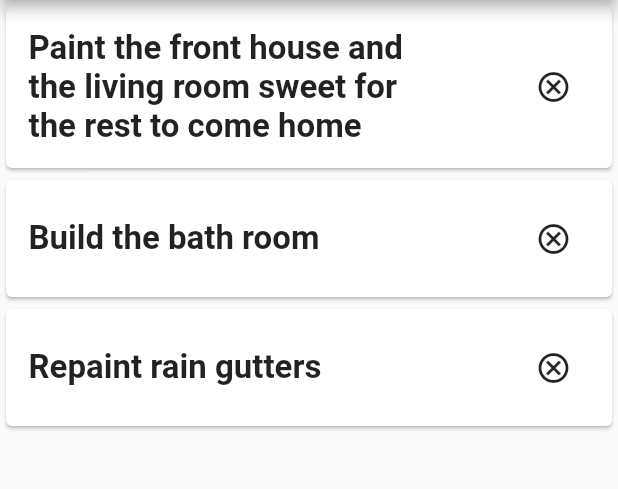
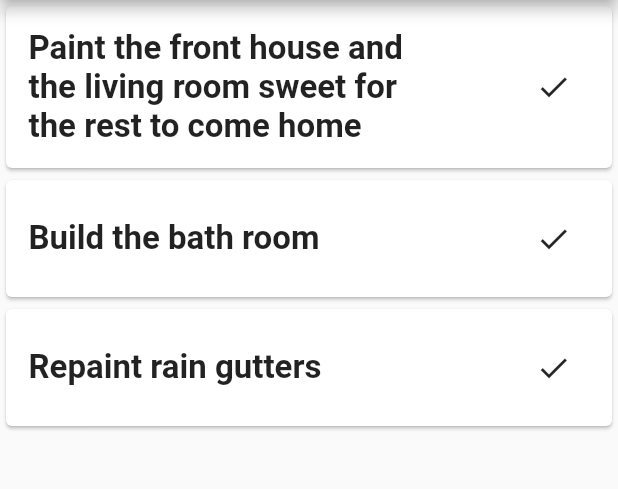
Before and after one commit to kzjstudio/remeber_todo, a Flutter app: the screen it shows after launch, on a phone screen of 412 x 824 dp, the part 84-573 px from its top. Run offline on Flutter 3.47's test engine with Material 2 defaults, Android fonts, the light colour scheme and no system bars.

Commit message:
updated with everything working

```diff
--- a/lib/main.dart
+++ b/lib/main.dart
@@ -81,7 +81,14 @@ class _MyHomePageState extends State<MyHomePage> {
       appBar: AppBar(
         title: const Text("Things To-Do"),
       ),
-      body: SingleChildScrollView(
+      body: thingsToDo.isEmpty
+          ? const Center(
+              child: Text(
+                "Please add somthing to remember!",
+                style: TextStyle(fontSize: 22, fontWeight: FontWeight.bold),
+              ),
+            )
+          : SingleChildScrollView(
               child: Container(
                 child: Column(
                   mainAxisAlignment: MainAxisAlignment.center,
@@ -101,8 +108,12 @@ class _MyHomePageState extends State<MyHomePage> {
                             ),
                           ),
                           IconButton(
-                        onPressed: () async {},
-                        icon: Icon(Icons.cancel_outlined))
+                              onPressed: () {
+                                setState(() {
+                                  thingsToDo.remove(item);
+                                });
+                              },
+                              icon: Icon(Icons.check))
                         ],
                       ),
                     ));
@@ -116,7 +127,8 @@ class _MyHomePageState extends State<MyHomePage> {
         },
         tooltip: 'Add to-do',
         child: const Icon(Icons.add),
-      ), // This trailing comma makes auto-formatting nicer for build methods.
+      ),
+      // This trailing comma makes auto-formatting nicer for build methods.
     );
   }
 }
```
Lines whose indentation alone changed are shown as unchanged.
